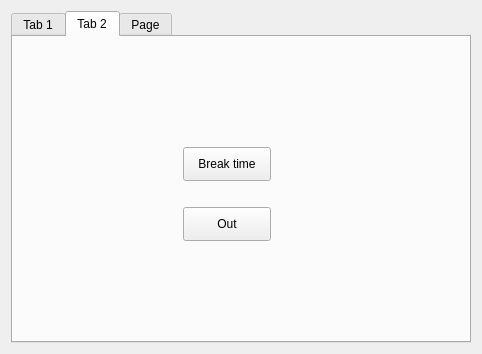
Qt form Client/mainwindow.ui (ChristopherCousin/WTCR) before a commit.
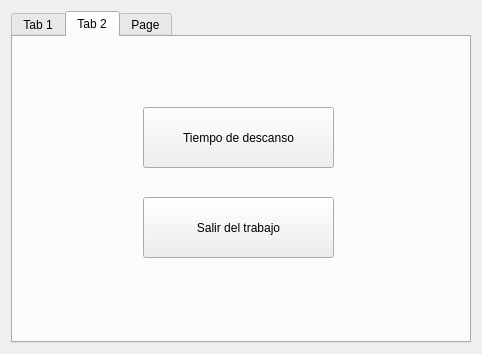
The same form after that commit. The open tabs and pages were chosen to show the change. Custom widgets are drawn as their Qt base class.

```diff
--- a/Client/mainwindow.ui
+++ b/Client/mainwindow.ui
@@ -20,7 +20,7 @@
       <property name="currentIndex">
        <number>1</number>
       </property>
-      <widget class="QWidget" name="">
+      <widget class="QWidget" name="widget">
        <attribute name="title">
         <string>Tab 1</string>
        </attribute>
@@ -83,27 +83,27 @@
        <widget class="QPushButton" name="pushButton_2">
         <property name="geometry">
          <rect>
-          <x>170</x>
-          <y>170</y>
-          <width>88</width>
-          <height>34</height>
+          <x>130</x>
+          <y>160</y>
+          <width>191</width>
+          <height>61</height>
          </rect>
         </property>
         <property name="text">
-         <string>Out</string>
+         <string>Salir del trabajo</string>
         </property>
        </widget>
        <widget class="QPushButton" name="pushButton_3">
         <property name="geometry">
          <rect>
-          <x>170</x>
-          <y>110</y>
-          <width>88</width>
-          <height>34</height>
+          <x>130</x>
+          <y>70</y>
+          <width>191</width>
+          <height>61</height>
          </rect>
         </property>
         <property name="text">
-         <string>Break time</string>
+         <string>Tiempo de descanso</string>
         </property>
        </widget>
       </widget>
```
Left out of the diff: 8 changed lines with no effect on the pictures.
